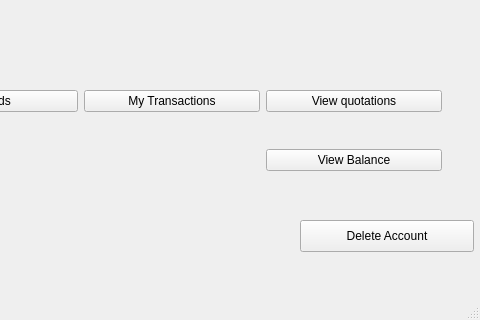
Qt form View/mainwindow.ui (maybeIllchangeitlater/SimpleStockExchange) before a commit; both pictures show x 320 to 800 and y 280 to 600 of the 800 by 600 pixel window.
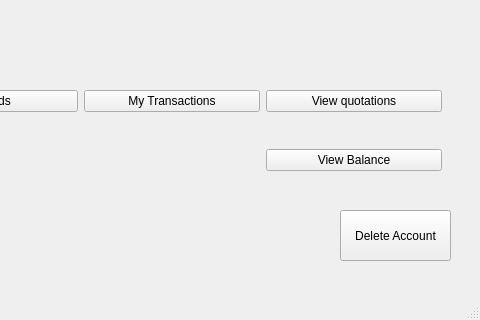
The same form after that commit.

Patch:
```diff
--- a/View/mainwindow.ui
+++ b/View/mainwindow.ui
@@ -150,10 +150,10 @@
    <widget class="QPushButton" name="DeleteMe">
     <property name="geometry">
      <rect>
-      <x>620</x>
-      <y>500</y>
-      <width>174</width>
-      <height>32</height>
+      <x>660</x>
+      <y>490</y>
+      <width>111</width>
+      <height>51</height>
      </rect>
     </property>
     <property name="text">
```
